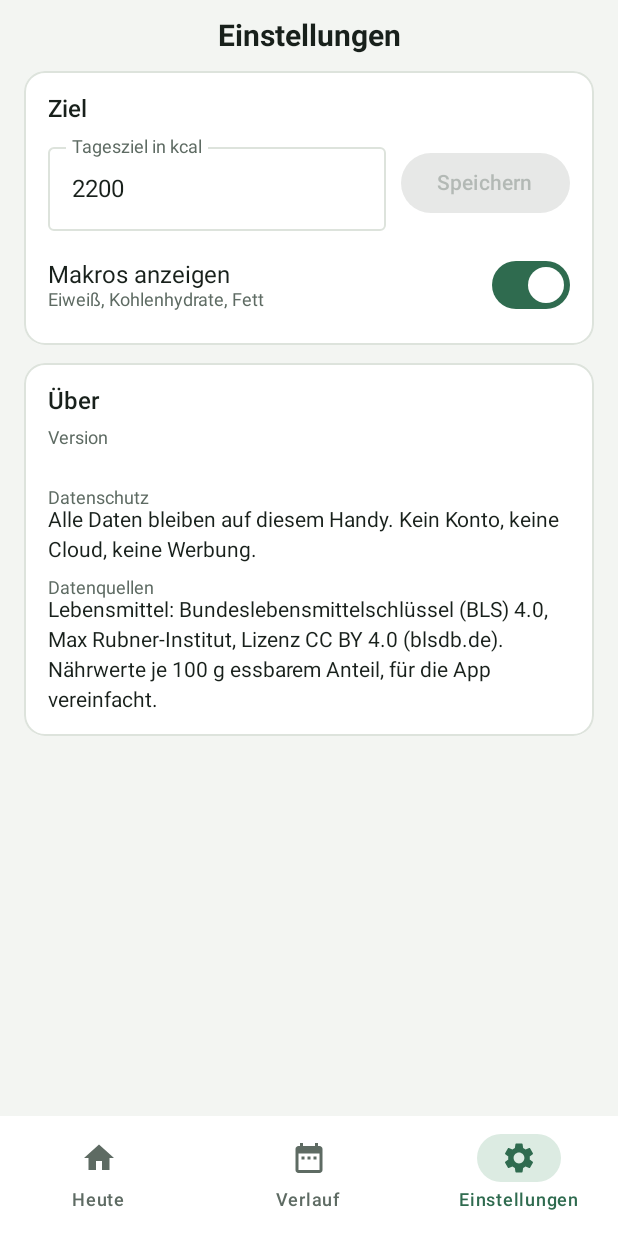
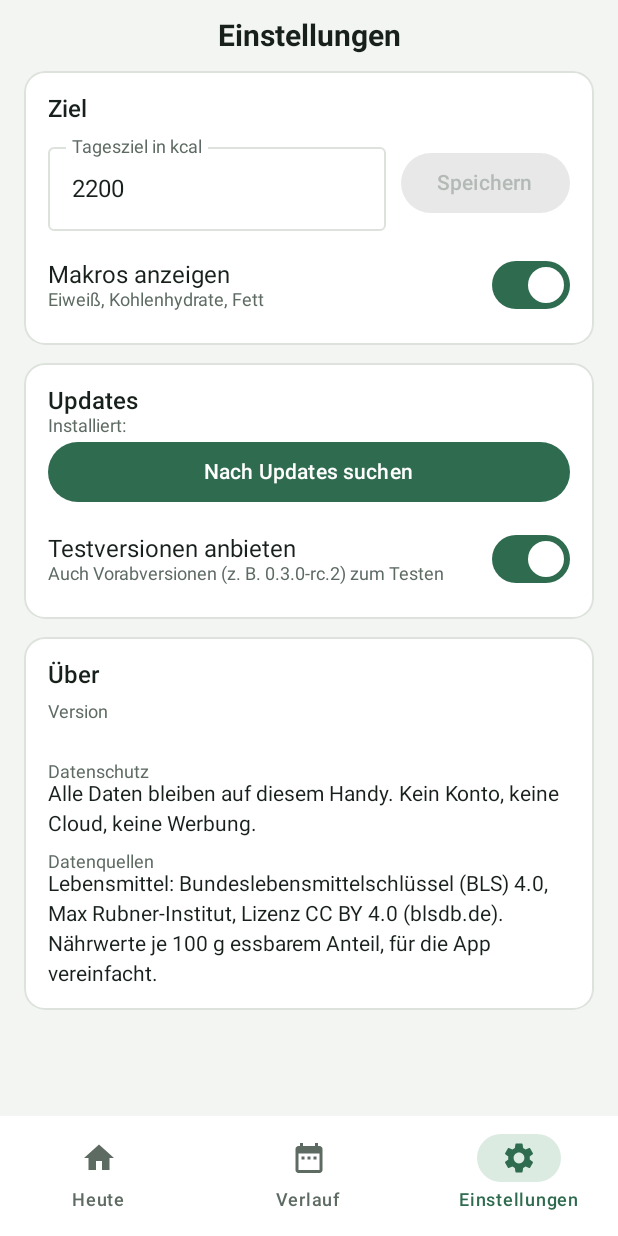
Before and after one commit to Rilotto/Kalorienzaeler, an Android app built with Jetpack Compose: the screen it shows after launch (MainActivity), item 3 of the bottom bar chosen, on a phone screen of 412 x 824 dp. Run offline under Robolectric (Android 15) with nearby library versions, the phone set to English and light mode, and no system bars; our stand-ins replace Room's generated code.

Commit message:
Update-Knopf: neue Versionen von GitHub laden und installieren
Co-Authored-By: Claude Opus 5.5 <noreply@anthropic.com>
Claude-Session: https://claude.ai/code/session_01CzKUYPwG3tsKmcBSBh4Y3p

```diff
--- a/app/src/main/java/de/kalorien/app/KalorienApp.kt
+++ b/app/src/main/java/de/kalorien/app/KalorienApp.kt
@@ -6,6 +6,7 @@ import de.kalorien.app.core.data.EntryRepository
 import de.kalorien.app.core.data.FoodRepository
 import de.kalorien.app.core.data.KalorienDatabase
 import de.kalorien.app.core.data.SettingsRepository
+import de.kalorien.app.core.update.UpdateRepository
 import kotlinx.coroutines.CoroutineScope
 import kotlinx.coroutines.SupervisorJob
 import kotlinx.coroutines.launch
@@ -30,4 +31,5 @@ class AppContainer(app: Application) {
     val entries = EntryRepository(database)
     val foods = FoodRepository(database)
     val blsImporter = BlsImporter(app, database, settings)
+    val updates = UpdateRepository(app)
 }
--- a/app/src/main/java/de/kalorien/app/core/data/SettingsRepository.kt
+++ b/app/src/main/java/de/kalorien/app/core/data/SettingsRepository.kt
@@ -11,7 +11,12 @@ import kotlinx.coroutines.flow.Flow
 import kotlinx.coroutines.flow.first
 import kotlinx.coroutines.flow.map
 
-data class Settings(val dailyGoal: Int = DEFAULT_GOAL, val showMacros: Boolean = true) {
+data class Settings(
+    val dailyGoal: Int = DEFAULT_GOAL,
+    val showMacros: Boolean = true,
+    /** Auch Testversionen (rc) als Update anbieten */
+    val includeTestVersions: Boolean = true,
+) {
     companion object {
         const val DEFAULT_GOAL = 2200
         const val MIN_GOAL = 800
@@ -26,12 +31,14 @@ class SettingsRepository(private val context: Context) {
         val goal = intPreferencesKey("daily_goal")
         val macros = booleanPreferencesKey("show_macros")
         val blsVersion = intPreferencesKey("bls_version")
+        val testVersions = booleanPreferencesKey("include_test_versions")
     }
 
     val settings: Flow<Settings> = context.dataStore.data.map { p ->
         Settings(
             dailyGoal = p[Keys.goal] ?: Settings.DEFAULT_GOAL,
             showMacros = p[Keys.macros] ?: true,
+            includeTestVersions = p[Keys.testVersions] ?: true,
         )
     }
 
@@ -43,6 +50,10 @@ class SettingsRepository(private val context: Context) {
         context.dataStore.edit { it[Keys.macros] = show }
     }
 
+    suspend fun setIncludeTestVersions(include: Boolean) {
+        context.dataStore.edit { it[Keys.testVersions] = include }
+    }
+
     suspend fun blsVersion(): Int = context.dataStore.data.first()[Keys.blsVersion] ?: 0
 
     suspend fun setBlsVersion(v: Int) {
--- a/app/src/main/java/de/kalorien/app/core/ui/ViewModels.kt
+++ b/app/src/main/java/de/kalorien/app/core/ui/ViewModels.kt
@@ -14,7 +14,7 @@ object AppViewModels {
     val Factory: ViewModelProvider.Factory = viewModelFactory {
         initializer { val c = app().container; TodayViewModel(c.entries, c.settings) }
         initializer { val c = app().container; AddViewModel(c.foods, c.entries, c.blsImporter) }
-        initializer { val c = app().container; SettingsViewModel(c.settings) }
+        initializer { val c = app().container; SettingsViewModel(c.settings, c.updates) }
     }
 
     private fun CreationExtras.app(): KalorienApp =
--- a/app/src/main/java/de/kalorien/app/feature/settings/SettingsScreen.kt
+++ b/app/src/main/java/de/kalorien/app/feature/settings/SettingsScreen.kt
@@ -51,6 +51,7 @@ import kotlinx.coroutines.launch
 fun SettingsScreen(snackbar: SnackbarHostState, vm: SettingsViewModel = viewModel(factory = AppViewModels.Factory)) {
     val c = Tokens.colors
     val settings by vm.settings.collectAsStateWithLifecycle()
+    val update by vm.update.collectAsStateWithLifecycle()
     val s = settings ?: return
     var goalText by remember { mutableStateOf("") }
     LaunchedEffect(s.dailyGoal) { goalText = s.dailyGoal.toString() }
@@ -106,6 +107,13 @@ fun SettingsScreen(snackbar: SnackbarHostState, vm: SettingsViewModel = viewMode
                 )
             }
         }
+        UpdateCard(
+            state = update,
+            includeTestVersions = s.includeTestVersions,
+            onIncludeTestVersions = vm::setIncludeTestVersions,
+            onCheck = vm::checkForUpdate,
+            onDownload = vm::download,
+        )
         AppCard {
             Text(stringResource(R.string.settings_about), style = MaterialTheme.typography.titleMedium, color = c.fg)
             Spacer(Modifier.height(8.dp))
--- a/app/src/main/java/de/kalorien/app/feature/settings/SettingsViewModel.kt
+++ b/app/src/main/java/de/kalorien/app/feature/settings/SettingsViewModel.kt
@@ -4,15 +4,64 @@ import androidx.lifecycle.ViewModel
 import androidx.lifecycle.viewModelScope
 import de.kalorien.app.core.data.Settings
 import de.kalorien.app.core.data.SettingsRepository
+import de.kalorien.app.core.update.ReleaseInfo
+import de.kalorien.app.core.update.UpdateRepository
+import kotlinx.coroutines.flow.MutableStateFlow
 import kotlinx.coroutines.flow.SharingStarted
 import kotlinx.coroutines.flow.StateFlow
+import kotlinx.coroutines.flow.first
 import kotlinx.coroutines.flow.stateIn
 import kotlinx.coroutines.launch
+import java.io.File
 
-class SettingsViewModel(private val repo: SettingsRepository) : ViewModel() {
+/** Zustand des Update-Knopfs in den Einstellungen. */
+sealed interface UpdateState {
+    data object Idle : UpdateState
+    data object Checking : UpdateState
+    data object UpToDate : UpdateState
+    data class Available(val release: ReleaseInfo) : UpdateState
+    data class Downloading(val release: ReleaseInfo, val progress: Float) : UpdateState
+    /** Heruntergeladen; wartet auf Installation (ggf. erst Erlaubnis nötig) */
+    data class Ready(val release: ReleaseInfo, val file: File) : UpdateState
+    data class Failed(val message: String) : UpdateState
+}
+
+class SettingsViewModel(
+    private val repo: SettingsRepository,
+    private val updates: UpdateRepository,
+) : ViewModel() {
     val settings: StateFlow<Settings?> = repo.settings
         .stateIn(viewModelScope, SharingStarted.WhileSubscribed(5_000), null)
 
+    private val _update = MutableStateFlow<UpdateState>(UpdateState.Idle)
+    val update: StateFlow<UpdateState> = _update
+
     fun setGoal(goal: Int) = viewModelScope.launch { repo.setDailyGoal(goal) }
     fun setShowMacros(show: Boolean) = viewModelScope.launch { repo.setShowMacros(show) }
+    fun setIncludeTestVersions(include: Boolean) = viewModelScope.launch { repo.setIncludeTestVersions(include) }
+
+    fun checkForUpdate() {
+        if (_update.value is UpdateState.Checking || _update.value is UpdateState.Downloading) return
+        _update.value = UpdateState.Checking
+        viewModelScope.launch {
+            _update.value = try {
+                val include = repo.settings.first().includeTestVersions
+                updates.findUpdate(include)?.let { UpdateState.Available(it) } ?: UpdateState.UpToDate
+            } catch (e: Exception) {
+                UpdateState.Failed(e.message ?: e.javaClass.simpleName)
+            }
+        }
+    }
+
+    fun download(release: ReleaseInfo) {
+        _update.value = UpdateState.Downloading(release, 0f)
+        viewModelScope.launch {
+            _update.value = try {
+                val file = updates.download(release) { p -> _update.value = UpdateState.Downloading(release, p) }
+                UpdateState.Ready(release, file)
+            } catch (e: Exception) {
+                UpdateState.Failed(e.message ?: e.javaClass.simpleName)
+            }
+        }
+    }
 }
--- /dev/null
+++ b/app/src/main/java/de/kalorien/app/feature/settings/UpdateCard.kt
@@ -0,0 +1,128 @@
+package de.kalorien.app.feature.settings
+
+import androidx.compose.foundation.layout.Arrangement
+import androidx.compose.foundation.layout.Column
+import androidx.compose.foundation.layout.Row
+import androidx.compose.foundation.layout.fillMaxWidth
+import androidx.compose.foundation.layout.height
+import androidx.compose.foundation.layout.size
+import androidx.compose.foundation.shape.RoundedCornerShape
+import androidx.compose.material3.Button
+import androidx.compose.material3.ButtonDefaults
+import androidx.compose.material3.CircularProgressIndicator
+import androidx.compose.material3.LinearProgressIndicator
+import androidx.compose.material3.MaterialTheme
+import androidx.compose.material3.Switch
+import androidx.compose.material3.SwitchDefaults
+import androidx.compose.material3.Text
+import androidx.compose.runtime.Composable
+import androidx.compose.runtime.LaunchedEffect
+import androidx.compose.runtime.getValue
+import androidx.compose.runtime.mutableIntStateOf
+import androidx.compose.runtime.remember
+import androidx.compose.runtime.setValue
+import androidx.compose.ui.Alignment
+import androidx.compose.ui.Modifier
+import androidx.compose.ui.draw.clip
+import androidx.compose.ui.platform.LocalContext
+import androidx.compose.ui.res.stringResource
+import androidx.compose.ui.unit.dp
+import androidx.lifecycle.Lifecycle
+import androidx.lifecycle.compose.LifecycleEventEffect
+import de.kalorien.app.BuildConfig
+import de.kalorien.app.R
+import de.kalorien.app.core.ui.AppCard
+import de.kalorien.app.core.ui.theme.Tokens
+import de.kalorien.app.core.update.ApkInstaller
+import kotlin.math.roundToInt
+
+/** Karte „Updates“: Knopf → prüfen → herunterladen → Android-Installer. */
+@Composable
+fun UpdateCard(
+    state: UpdateState,
+    includeTestVersions: Boolean,
+    onIncludeTestVersions: (Boolean) -> Unit,
+    onCheck: () -> Unit,
+    onDownload: (de.kalorien.app.core.update.ReleaseInfo) -> Unit,
+) {
+    val c = Tokens.colors
+    val context = LocalContext.current
+    // Nach Rückkehr aus den Android-Einstellungen neu prüfen, ob Installieren erlaubt ist
+    var resumes by remember { mutableIntStateOf(0) }
+    LifecycleEventEffect(Lifecycle.Event.ON_RESUME) { resumes++ }
+    val canInstall = remember(resumes) { ApkInstaller.canInstall(context) }
+
+    // Fertig geladen + Erlaubnis da → Installer automatisch öffnen (einmal pro Download)
+    LaunchedEffect(state, canInstall) {
+        if (state is UpdateState.Ready && canInstall) ApkInstaller.install(context, state.file)
+    }
+
+    AppCard {
+        Text(stringResource(R.string.update_title), style = MaterialTheme.typography.titleMedium, color = c.fg)
+        Text(
+            stringResource(R.string.update_installed, BuildConfig.VERSION_NAME),
+            style = MaterialTheme.typography.bodySmall, color = c.muted,
+        )
+        Column(Modifier.fillMaxWidth(), verticalArrangement = Arrangement.spacedBy(10.dp)) {
+            when (state) {
+                UpdateState.Idle -> {}
+                UpdateState.Checking -> Row(verticalAlignment = Alignment.CenterVertically, horizontalArrangement = Arrangement.spacedBy(10.dp)) {
+                    CircularProgressIndicator(Modifier.size(18.dp), color = c.accent, strokeWidth = 2.dp)
+                    Text(stringResource(R.string.update_checking), color = c.fg, style = MaterialTheme.typography.bodyMedium)
+                }
+                UpdateState.UpToDate -> Text(stringResource(R.string.update_up_to_date), color = c.accent, style = MaterialTheme.typography.bodyMedium)
+                is UpdateState.Available -> {
+                    Text(stringResource(R.string.update_available, state.release.tag), color = c.fg, style = MaterialTheme.typography.bodyLarge)
+                    val notes = state.release.notes.lines().map { it.trim() }.filter { it.startsWith("- ") }.take(6)
+                    if (notes.isNotEmpty()) {
+                        Text(notes.joinToString("\n") { "• " + it.removePrefix("- ") }, color = c.muted, style = MaterialTheme.typography.bodySmall)
+                    }
+                }
+                is UpdateState.Downloading -> {
+                    Text(stringResource(R.string.update_downloading, (state.progress * 100).roundToInt()), color = c.fg, style = MaterialTheme.typography.bodyMedium)
+                    LinearProgressIndicator(
+                        progress = { state.progress },
+                        modifier = Modifier.fillMaxWidth().height(6.dp).clip(RoundedCornerShape(3.dp)),
+                        color = c.accent, trackColor = c.line, drawStopIndicator = {}, gapSize = 0.dp,
+                    )
+                }
+                is UpdateState.Ready -> Text(
+                    stringResource(if (canInstall) R.string.update_ready else R.string.update_need_permission),
+                    color = c.fg, style = MaterialTheme.typography.bodyMedium,
+                )
+                is UpdateState.Failed -> Text(stringResource(R.string.update_failed, state.message), color = c.over, style = MaterialTheme.typography.bodyMedium)
+            }
+
+            val buttonColors = ButtonDefaults.buttonColors(containerColor = c.accent, contentColor = c.surface)
+            when (state) {
+                is UpdateState.Available -> Button(onClick = { onDownload(state.release) }, colors = buttonColors, modifier = Modifier.fillMaxWidth()) {
+                    Text(stringResource(R.string.update_download))
+                }
+                is UpdateState.Ready -> if (canInstall) {
+                    Button(onClick = { ApkInstaller.install(context, state.file) }, colors = buttonColors, modifier = Modifier.fillMaxWidth()) {
+                        Text(stringResource(R.string.update_install))
+                    }
+                } else {
+                    Button(onClick = { ApkInstaller.openPermissionSettings(context) }, colors = buttonColors, modifier = Modifier.fillMaxWidth()) {
+                        Text(stringResource(R.string.update_allow))
+                    }
+                }
+                UpdateState.Checking, is UpdateState.Downloading -> {}
+                else -> Button(onClick = onCheck, colors = buttonColors, modifier = Modifier.fillMaxWidth()) {
+                    Text(stringResource(R.string.update_check))
+                }
+            }
+
+            Row(verticalAlignment = Alignment.CenterVertically) {
+                Column(Modifier.weight(1f)) {
+                    Text(stringResource(R.string.update_test_versions), style = MaterialTheme.typography.bodyLarge, color = c.fg)
+                    Text(stringResource(R.string.update_test_versions_sub), style = MaterialTheme.typography.bodySmall, color = c.muted)
+                }
+                Switch(
+                    checked = includeTestVersions, onCheckedChange = onIncludeTestVersions,
+                    colors = SwitchDefaults.colors(checkedTrackColor = c.accent, checkedThumbColor = c.surface),
+                )
+            }
+        }
+    }
+}
--- a/app/src/main/res/values/strings.xml
+++ b/app/src/main/res/values/strings.xml
@@ -79,6 +79,21 @@
     <string name="settings_sources">Datenquellen</string>
     <string name="settings_sources_text">Lebensmittel: Bundeslebensmittelschlüssel (BLS) 4.0, Max Rubner-Institut, Lizenz CC BY 4.0 (blsdb.de). Nährwerte je 100 g essbarem Anteil, für die App vereinfacht.</string>
     <string name="settings_goal_section">Ziel</string>
+    <string name="update_title">Updates</string>
+    <string name="update_installed">Installiert: %1$s</string>
+    <string name="update_check">Nach Updates suchen</string>
+    <string name="update_checking">Suche nach neuer Version …</string>
+    <string name="update_up_to_date">Du hast die neueste Version.</string>
+    <string name="update_available">Neue Version verfügbar: %1$s</string>
+    <string name="update_download">Herunterladen und installieren</string>
+    <string name="update_downloading">Wird heruntergeladen … %1$d %%</string>
+    <string name="update_ready">Heruntergeladen. Android fragt jetzt, ob du das Update installieren möchtest.</string>
+    <string name="update_need_permission">Einmalig nötig: Erlaube der App, Updates zu installieren. Danach hierher zurückkehren.</string>
+    <string name="update_allow">Erlauben</string>
+    <string name="update_install">Jetzt installieren</string>
+    <string name="update_failed">Das hat nicht geklappt: %1$s. Prüfe die Internetverbindung und versuche es erneut.</string>
+    <string name="update_test_versions">Testversionen anbieten</string>
+    <string name="update_test_versions_sub">Auch Vorabversionen (z. B. 0.3.0-rc.2) zum Testen</string>
     <string name="settings_goal_label">Tagesziel in kcal</string>
     <string name="settings_macros">Makros anzeigen</string>
     <string name="settings_macros_sub">Eiweiß, Kohlenhydrate, Fett</string>
--- /dev/null
+++ b/app/src/main/res/xml/update_paths.xml
@@ -0,0 +1,4 @@
+<?xml version="1.0" encoding="utf-8"?>
+<paths>
+    <cache-path name="updates" path="updates/" />
+</paths>
```
Also changed, not shown: app/src/main/AndroidManifest.xml (+15 -0 lines), app/src/main/java/de/kalorien/app/core/domain/AppVersion.kt (added, +49 -0 lines), app/src/main/java/de/kalorien/app/core/update/ApkInstaller.kt (added, +36 -0 lines), app/src/main/java/de/kalorien/app/core/update/UpdateRepository.kt (added, +106 -0 lines), 3 other files.
